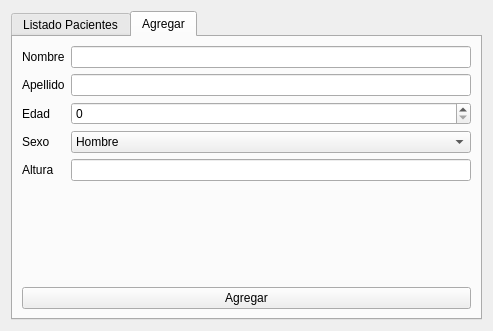
This is sql.ui in hectorda/Bio-Feedback as Qt 5 draws it before an edit. The edited form follows.
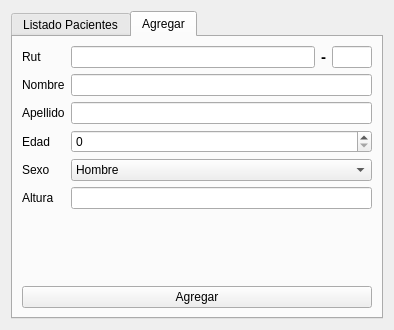
This is the edited form. Icons and pictures are not drawn.

Patch:
```diff
--- a/sql.ui
+++ b/sql.ui
@@ -6,8 +6,8 @@
    <rect>
     <x>0</x>
     <y>0</y>
-    <width>493</width>
-    <height>331</height>
+    <width>394</width>
+    <height>330</height>
    </rect>
   </property>
   <property name="windowTitle">
@@ -52,30 +52,50 @@
        <item row="0" column="0">
         <layout class="QFormLayout" name="formLayout">
          <item row="0" column="0">
+          <widget class="QLabel" name="label_6">
+           <property name="text">
+            <string>Rut</string>
+           </property>
+          </widget>
+         </item>
+         <item row="1" column="0">
           <widget class="QLabel" name="label">
            <property name="text">
             <string>Nombre</string>
            </property>
           </widget>
          </item>
-         <item row="0" column="1">
+         <item row="1" column="1">
           <widget class="QLineEdit" name="lineEditNombre"/>
          </item>
          <item row="2" column="0">
+          <widget class="QLabel" name="label_5">
+           <property name="text">
+            <string>Apellido</string>
+           </property>
+          </widget>
+         </item>
+         <item row="2" column="1">
+          <widget class="QLineEdit" name="lineEditApellido"/>
+         </item>
+         <item row="3" column="0">
           <widget class="QLabel" name="label_2">
            <property name="text">
             <string>Edad</string>
            </property>
           </widget>
          </item>
-         <item row="3" column="0">
+         <item row="3" column="1">
+          <widget class="QSpinBox" name="spinBoxEdad"/>
+         </item>
+         <item row="4" column="0">
           <widget class="QLabel" name="label_3">
            <property name="text">
             <string>Sexo</string>
            </property>
           </widget>
          </item>
-         <item row="3" column="1">
+         <item row="4" column="1">
           <widget class="QComboBox" name="comboBox">
            <item>
             <property name="text">
@@ -89,28 +109,46 @@
            </item>
           </widget>
          </item>
-         <item row="2" column="1">
-          <widget class="QSpinBox" name="spinBoxEdad"/>
-         </item>
-         <item row="4" column="0">
+         <item row="5" column="0">
           <widget class="QLabel" name="label_4">
            <property name="text">
             <string>Altura</string>
            </property>
           </widget>
          </item>
-         <item row="4" column="1">
+         <item row="5" column="1">
           <widget class="QLineEdit" name="lineEditAltura"/>
          </item>
-         <item row="1" column="0">
-          <widget class="QLabel" name="label_5">
-           <property name="text">
-            <string>Apellido</string>
-           </property>
-          </widget>
-         </item>
-         <item row="1" column="1">
-          <widget class="QLineEdit" name="lineEditApellido"/>
+         <item row="0" column="1">
+          <layout class="QHBoxLayout" name="horizontalLayout_2">
+           <item>
+            <widget class="QLineEdit" name="lineEditRut"/>
+           </item>
+           <item>
+            <widget class="QLabel" name="label_7">
+             <property name="font">
+              <font>
+               <pointsize>11</pointsize>
+               <weight>75</weight>
+               <bold>true</bold>
+              </font>
+             </property>
+             <property name="text">
+              <string>-</string>
+             </property>
+            </widget>
+           </item>
+           <item>
+            <widget class="QLineEdit" name="lineEditdigitoVerificador">
+             <property name="maximumSize">
+              <size>
+               <width>40</width>
+               <height>16777215</height>
+              </size>
+             </property>
+            </widget>
+           </item>
+          </layout>
          </item>
         </layout>
        </item>
```
